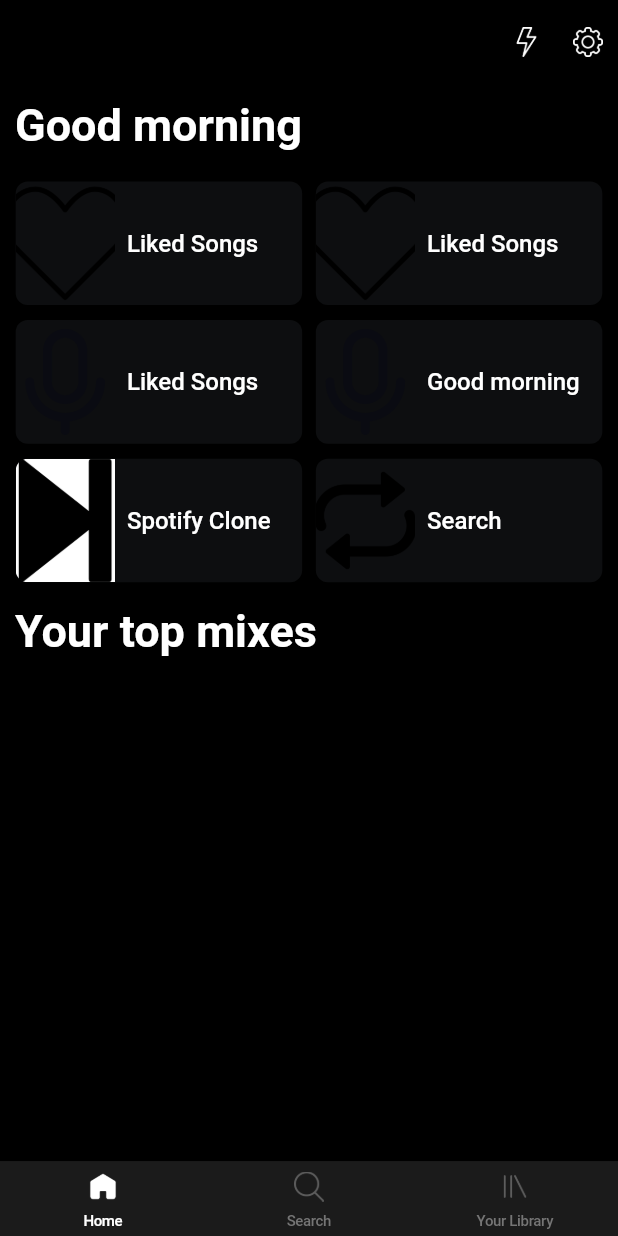
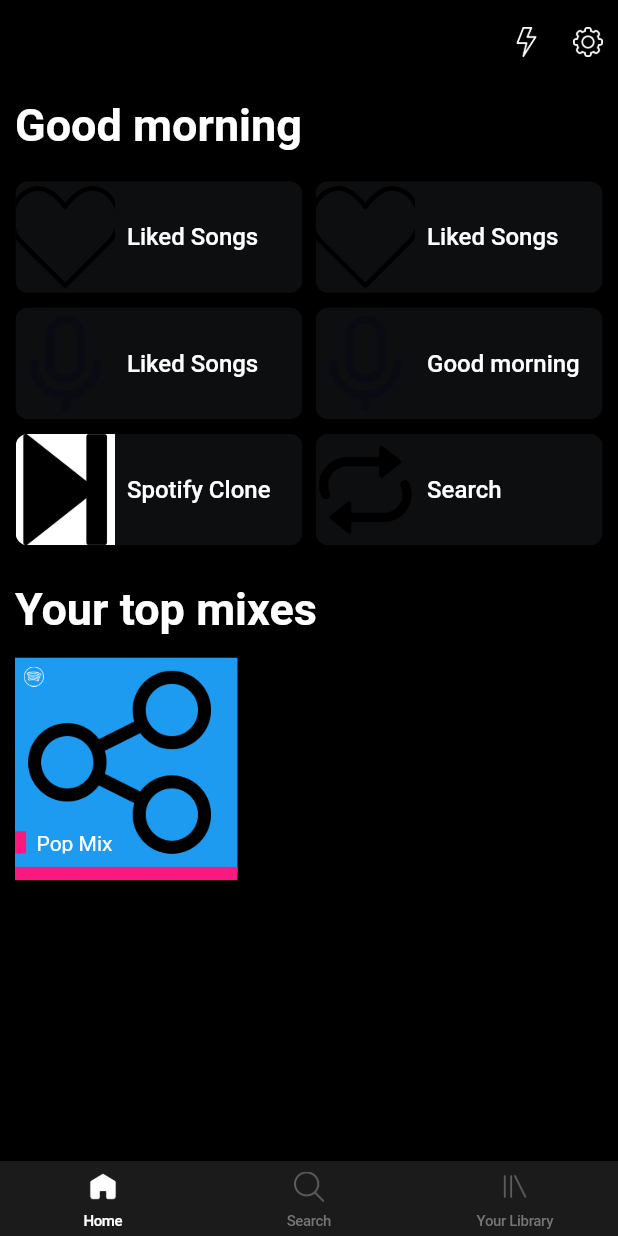
Before and after one commit to SelvaKumar-Ajay/Spotify_Clone, a Flutter app: the screen it shows after launch, on a phone screen of 412 x 824 dp. Run offline on Flutter 3.47's test engine with Material 2 defaults, Android fonts, the phone set to English and light mode, and no system bars.

Commit message:
Your top mixes design completed

```diff
--- a/lib/constants/colors.dart
+++ b/lib/constants/colors.dart
@@ -6,3 +6,4 @@ const Color blueColor = Color.fromRGBO(29, 155, 240, 1);
 const Color whiteColor = Colors.white;
 const Color greyColor = Colors.grey;
 const Color redColor = Color.fromRGBO(249, 25, 127, 1);
+const Color transparentColor = Colors.transparent;
--- a/lib/constants/constants.dart
+++ b/lib/constants/constants.dart
@@ -2,3 +2,4 @@ export 'app_theme.dart';
 export 'colors.dart';
 export 'icons_name.dart';
 export 'string_constants.dart';
+export 'size_constants.dart';
--- /dev/null
+++ b/lib/constants/size_constants.dart
@@ -0,0 +1,42 @@
+//Sizes of yourTopMixes or rowOfTopMixes in reusablewidgets.dart
+class YourtopMixes {
+  double width;
+  double height;
+  YourtopMixes({
+    required this.height,
+    required this.width,
+  });
+  late double sizeOfContainer =
+      (width * 0.4) * 0.9; //(40% from the size of width) then 90% from the 40%
+  late double rightMarginSize = width * 0.1;
+  late double bottomBarWidth = sizeOfContainer * 0.06;
+  late double spotifyIconHeight = sizeOfContainer * 0.09;
+  late double spotifyIconWidth =
+      sizeOfContainer * 0.09; //20% from the size of Container
+  late double paddingSize =
+      sizeOfContainer * 0.04; //4% from the Size of Container
+  late double bottomTextContainerHeight = sizeOfContainer * 0.1;
+  late double bottomtextContainerBorderWidth = sizeOfContainer * 0.05;
+  late double bottomPadding = sizeOfContainer * 0.06;
+  // late double yourMixContainer = width * 0.4;
+  // late double yourMixContainer = width * 0.4;
+}
+
+//Sizes of RecentPlaylist or RowRecentPlaylist in reusablewidgets.dart
+class RowRecentPlaylist {
+  double width;
+  double height;
+  RowRecentPlaylist({
+    required this.height,
+    required this.width,
+  });
+  late double imgBoxWidth = (width * 0.4) * 0.4;
+  late double nonImgBoxWidth = (width * 0.4) * 0.7;
+  late double boxDecorationHeight = (height * 0.1) * 0.9;
+  late double containerHeight = (height * 0.1) * 0.9;
+  late double boxDecorationWidth = ((width * 0.5) * 0.9) * 1.03;
+  late double spaceSizedBoxWidth = (width * 0.2) * 0.1;
+  late double rowRecentPlaylistWidth = ((width * 0.4) * 0.1) * 0.5;
+  // late double yourMixContainer = width * 0.4;
+  // late double yourMixContainer = width * 0.4;
+}
--- a/lib/constants/string_constants.dart
+++ b/lib/constants/string_constants.dart
@@ -9,7 +9,7 @@ class StringConstants {
   static const String spotifyClone = 'Spotify Clone';
   static const String likedSongs = "Liked Songs";
   static const String yourTopMixes = "Your top mixes";
-  // static const String library = "Your Library";
+  static const String popMix = 'Pop Mix';
   // static const String library = "Your Library";
   // static const String library = "Your Library";
   // static const String library = "Your Library";
--- a/lib/data screen/home_screen.dart
+++ b/lib/data screen/home_screen.dart
@@ -57,7 +57,65 @@ class _HomeScreenState extends State<HomeScreen> {
             secondImage: IconConstants.loopIcon,
             secondText: StringConstants.search,
           ),
-          titleText(text: StringConstants.yourTopMixes)
+          titleText(text: StringConstants.yourTopMixes),
+          Container(
+            decoration: BoxDecoration(
+                color: blueColor,
+                border: Border(
+                    bottom: BorderSide(
+                        color: redColor,
+                        width: YourtopMixes(height: height, width: width)
+                            .bottomBarWidth))),
+            margin: EdgeInsets.only(
+                right:
+                    YourtopMixes(height: height, width: width).rightMarginSize),
+            height: YourtopMixes(height: height, width: width).sizeOfContainer,
+            width: YourtopMixes(height: height, width: width).sizeOfContainer,
+            child: Stack(
+              children: [
+                Image.asset(IconConstants.shareIcon),
+                Padding(
+                  padding: EdgeInsets.all(
+                      YourtopMixes(height: height, width: width).paddingSize),
+                  child: Align(
+                    alignment: Alignment.topLeft,
+                    child: Container(
+                      height: YourtopMixes(height: height, width: width)
+                          .spotifyIconHeight,
+                      width: YourtopMixes(height: height, width: width)
+                          .spotifyIconWidth,
+                      child: Image.asset(
+                        IconConstants.spotifyIcon,
+                        color: whiteColor,
+                        fit: BoxFit.contain,
+                      ),
+                    ),
+                  ),
+                ),
+                Padding(
+                  padding: EdgeInsets.only(
+                      bottom: YourtopMixes(height: height, width: width)
+                          .bottomPadding),
+                  child: Align(
+                    alignment: Alignment.bottomLeft,
+                    child: Container(
+                      height: YourtopMixes(height: height, width: width)
+                          .bottomTextContainerHeight,
+                      decoration: BoxDecoration(
+                          color: transparentColor,
+                          border: Border(
+                              left: BorderSide(
+                                  color: redColor,
+                                  width:
+                                      YourtopMixes(height: height, width: width)
+                                          .bottomtextContainerBorderWidth))),
+                      child: Text("  ${StringConstants.popMix}"),
+                    ),
+                  ),
+                )
+              ],
+            ),
+          )
         ],
       ),
     );
--- a/lib/reusable_widgets/reusable_widgets.dart
+++ b/lib/reusable_widgets/reusable_widgets.dart
@@ -10,24 +10,6 @@ BottomNavigationBarItem bottomNavigationBarItem(
           width: 20.0,
           color: page == false ? greyColor.withOpacity(0.5) : whiteColor),
       label: label);
-}
-
-//Title Text
-Column titleText({required text}) {
-  return Column(
-    children: [
-      sizedBox(15, 0),
-      Text(
-        text,
-        style: const TextStyle(
-          color: whiteColor,
-          fontSize: 30.0,
-          fontWeight: FontWeight.bold,
-        ),
-      ),
-      sizedBox(25, 0),
-    ],
-  );
 }
 
 //CustomSizedBox
@@ -53,7 +35,8 @@ Row rowRecentPlayList({
       recentViewedPlaylist(
           height: height, width: width, img: firstImage, text: firstText),
       SizedBox(
-        width: ((width * 0.4) * 0.1) * 0.5,
+        width: RowRecentPlaylist(height: height, width: width)
+            .rowRecentPlaylistWidth,
       ),
       recentViewedPlaylist(
           height: height, width: width, img: secondImage, text: secondText)
@@ -68,28 +51,27 @@ Container recentViewedPlaylist({
   required String img,
   required String text,
 }) {
-  final double imgBoxWidth = (width * 0.4) * 0.4;
-  final double nonImgBoxWidth = (width * 0.4) * 0.7;
   return Container(
     decoration: BoxDecoration(
         color: searchBarColor.withOpacity(0.4),
         shape: BoxShape.rectangle,
         borderRadius: BorderRadius.circular(8.0)),
     clipBehavior: Clip.antiAlias,
-    height: height * 0.1,
-    width: ((width * 0.5) * 0.9) * 1.03,
+    height: RowRecentPlaylist(height: height, width: width).boxDecorationHeight,
+    width: RowRecentPlaylist(height: height, width: width).boxDecorationWidth,
     child: Row(children: [
       // ignore: sized_box_for_whitespace
       Container(
         height: height * 0.1,
-        width: imgBoxWidth,
+        width: RowRecentPlaylist(height: height, width: width).imgBoxWidth,
         child: Image.asset(img, fit: BoxFit.cover),
       ),
       SizedBox(width: (width * 0.2) * 0.1),
       Expanded(
         child: SizedBox(
-          height: height * 0.1,
-          width: nonImgBoxWidth,
+          height:
+              RowRecentPlaylist(height: height, width: width).containerHeight,
+          width: RowRecentPlaylist(height: height, width: width).nonImgBoxWidth,
           child: Align(
             alignment: Alignment.centerLeft,
             child: Text(text,
@@ -104,3 +86,16 @@ Container recentViewedPlaylist({
     ]),
   );
 }
+
+//Title Text
+Container titleText({required text}) => Container(
+      margin: const EdgeInsets.fromLTRB(0, 25.0, 0, 15.0),
+      child: Text(
+        text,
+        style: const TextStyle(
+          color: whiteColor,
+          fontSize: 30.0,
+          fontWeight: FontWeight.bold,
+        ),
+      ),
+    );
--- a/lib/views/home_page.dart
+++ b/lib/views/home_page.dart
@@ -25,7 +25,8 @@ class _HomePageState extends State<HomePage> {
   Widget build(BuildContext context) {
     return Scaffold(
       appBar: _page == 0 ? AppBarClass.homeScreenAppBar() : null,
-      body: IndexedStack(index: _page, children: DataWidgets.dataWidgets),
+      body: SingleChildScrollView(
+          child: IndexedStack(index: _page, children: DataWidgets.dataWidgets)),
       bottomNavigationBar: CupertinoTabBar(
         activeColor: whiteColor,
         onTap: onBottomTab,
```
Also changed, not shown: lib/icons/1.5x/spotify.png (added), lib/icons/2.0x/spotify.png (added), lib/icons/3.0x/spotify.png (added).
